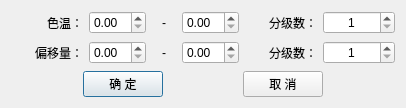
Before: the Qt Designer form HeGui/HGradeIsothermDialog.ui in hexianqi/QtCode, drawn with Qt 5.
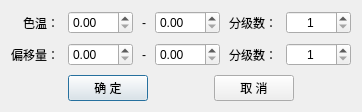
After: the same form once the commit is applied.

Diff of the .ui file:
```diff
--- a/HeGui/HGradeIsothermDialog.ui
+++ b/HeGui/HGradeIsothermDialog.ui
@@ -6,19 +6,19 @@
    <rect>
     <x>0</x>
     <y>0</y>
-    <width>404</width>
-    <height>103</height>
+    <width>362</width>
+    <height>105</height>
    </rect>
   </property>
   <property name="windowTitle">
    <string>等温线分级</string>
   </property>
   <layout class="QGridLayout" name="gridLayout" columnstretch="1,2,0,2,1,2">
+   <property name="spacing">
+    <number>9</number>
+   </property>
    <item row="2" column="0" colspan="6">
     <layout class="QHBoxLayout" name="horizontalLayout">
-     <property name="spacing">
-      <number>9</number>
-     </property>
      <item>
       <spacer name="horizontalSpacer_1">
        <property name="orientation">
@@ -79,12 +79,6 @@
    </item>
    <item row="0" column="5">
     <widget class="QSpinBox" name="spinBox_01">
-     <property name="minimumSize">
-      <size>
-       <width>72</width>
-       <height>0</height>
-      </size>
-     </property>
      <property name="alignment">
       <set>Qt::AlignCenter</set>
      </property>
@@ -98,12 +92,6 @@
    </item>
    <item row="0" column="2">
     <widget class="QLabel" name="label_002">
-     <property name="minimumSize">
-      <size>
-       <width>24</width>
-       <height>24</height>
-      </size>
-     </property>
      <property name="text">
       <string>-</string>
      </property>
@@ -120,12 +108,6 @@
    </item>
    <item row="0" column="0">
     <widget class="QLabel" name="label_001">
-     <property name="minimumSize">
-      <size>
-       <width>72</width>
-       <height>24</height>
-      </size>
-     </property>
      <property name="text">
       <string>色温：</string>
      </property>
@@ -145,12 +127,6 @@
    </item>
    <item row="1" column="2">
     <widget class="QLabel" name="label_005">
-     <property name="minimumSize">
-      <size>
-       <width>24</width>
-       <height>24</height>
-      </size>
-     </property>
      <property name="text">
       <string>-</string>
      </property>
@@ -170,12 +146,6 @@
    </item>
    <item row="1" column="0">
     <widget class="QLabel" name="label_004">
-     <property name="minimumSize">
-      <size>
-       <width>72</width>
-       <height>24</height>
-      </size>
-     </property>
      <property name="text">
       <string>偏移量：</string>
      </property>
@@ -192,12 +162,6 @@
    </item>
    <item row="0" column="4">
     <widget class="QLabel" name="label_003">
-     <property name="minimumSize">
-      <size>
-       <width>72</width>
-       <height>24</height>
-      </size>
-     </property>
      <property name="text">
       <string>分级数：</string>
      </property>
@@ -217,12 +181,6 @@
    </item>
    <item row="1" column="4">
     <widget class="QLabel" name="label_006">
-     <property name="minimumSize">
-      <size>
-       <width>72</width>
-       <height>24</height>
-      </size>
-     </property>
      <property name="text">
       <string>分级数：</string>
      </property>
@@ -239,12 +197,6 @@
    </item>
    <item row="1" column="5">
     <widget class="QSpinBox" name="spinBox_02">
-     <property name="minimumSize">
-      <size>
-       <width>72</width>
-       <height>0</height>
-      </size>
-     </property>
      <property name="alignment">
       <set>Qt::AlignCenter</set>
      </property>
```
Left out of the diff: 18 changed lines with no effect on the pictures.
